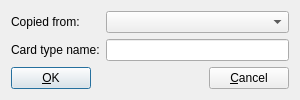
vasvlad/pomni, file mnemosyne/mnemosyne/pyqt_ui/add_card_type_dlg.ui: the form before one commit.
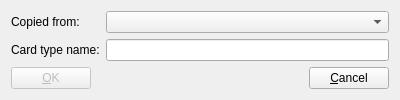
The form after the commit.

Commit message: More card type manager work.

What changed in the file:
```diff
--- a/mnemosyne/mnemosyne/pyqt_ui/add_card_type_dlg.ui
+++ b/mnemosyne/mnemosyne/pyqt_ui/add_card_type_dlg.ui
@@ -5,13 +5,13 @@
    <rect>
     <x>0</x>
     <y>0</y>
-    <width>300</width>
+    <width>400</width>
     <height>100</height>
    </rect>
   </property>
   <property name="minimumSize" >
    <size>
-    <width>300</width>
+    <width>400</width>
     <height>100</height>
    </size>
   </property>
@@ -49,6 +49,9 @@
       <layout class="QHBoxLayout" name="horizontalLayout_3" >
        <item>
         <widget class="QPushButton" name="OK_button" >
+         <property name="enabled" >
+          <bool>false</bool>
+         </property>
          <property name="text" >
           <string>&amp;OK</string>
          </property>
```
Left out of the diff: 20 changed lines with no effect on the pictures. The commit also changes 8 other files.
